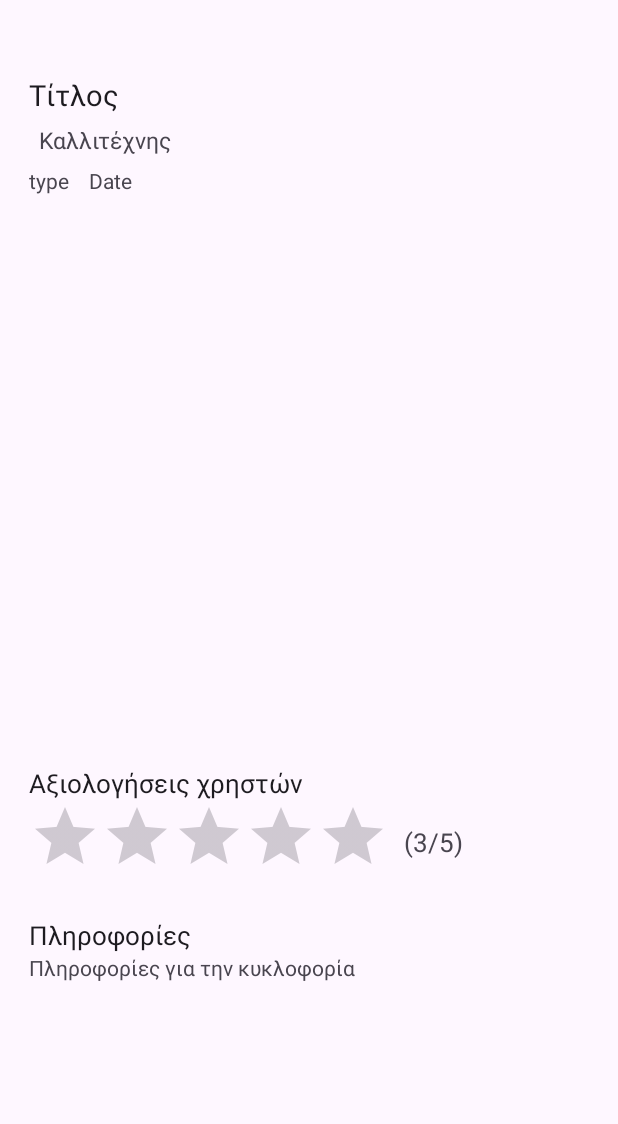
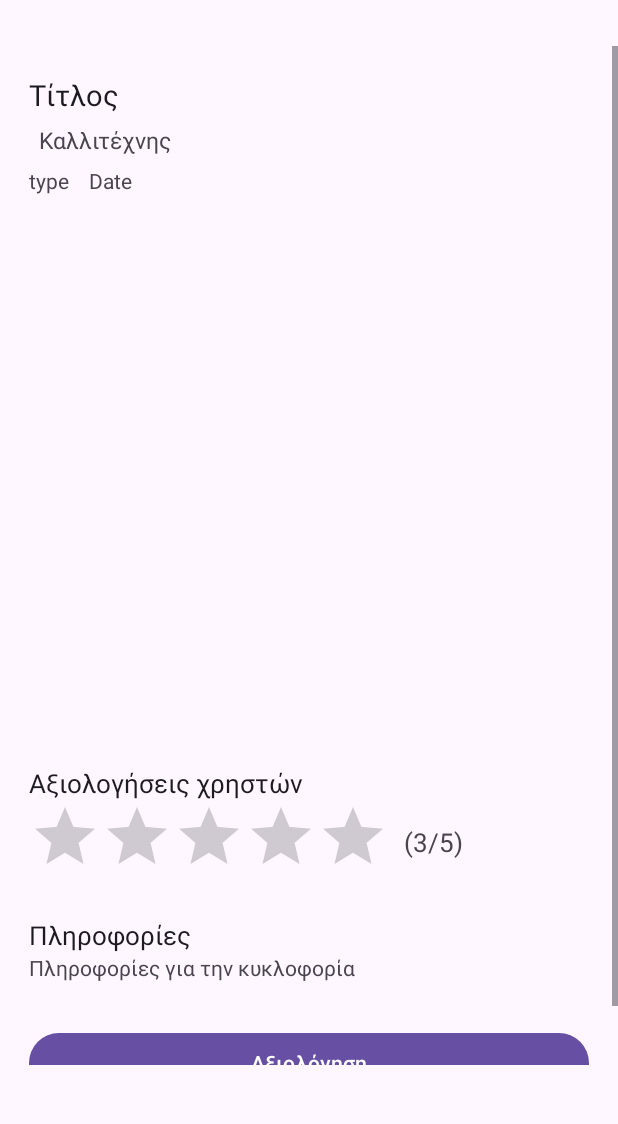
Before and after one commit to nikolas-th/notedAppCode, an Android app: the ReleaseInfoScreen screen opened directly, with no data from a screen before it, on a phone screen of 412 x 824 dp, the part 83-1207 px from its top. Run offline under Robolectric (Android 15) with nearby library versions, the phone set to English and light mode, and no system bars.

Commit message:
allagh sto release info screen

```diff
--- a/app/src/main/res/layout/activity_release_info_screen.xml
+++ b/app/src/main/res/layout/activity_release_info_screen.xml
@@ -140,6 +140,13 @@
                     android:layout_height="wrap_content"
                     android:text="Πληροφορίες για την κυκλοφορία" />
 
+                <Button
+                    android:id="@+id/ReviewButton"
+                    android:layout_width="match_parent"
+                    android:layout_height="wrap_content"
+                    android:layout_marginTop="30dp"
+                    android:text="Aξιολόγηση" />
+
 
             </LinearLayout>
 
```
